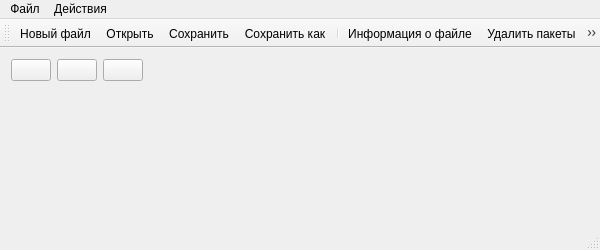
Old version of the form ip-phone-van/mainwindow.ui in the repository Warchant/ip-phone.
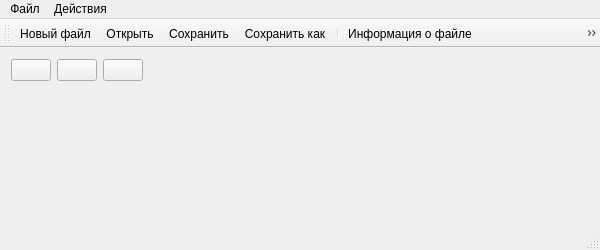
New version of the form. Icons and pictures are not drawn. Custom widgets are drawn as their Qt base class.

Commit message: +dialog_packets, #AudioIO, #AudioOutput, #mainwindow

What changed in the file:
```diff
--- a/ip-phone-van/mainwindow.ui
+++ b/ip-phone-van/mainwindow.ui
@@ -193,7 +193,7 @@
    <addaction name="action_saveas"/>
    <addaction name="separator"/>
    <addaction name="action_info"/>
-   <addaction name="actionPacketDelete"/>
+   <addaction name="action"/>
    <addaction name="actionPacketRecover"/>
   </widget>
   <action name="action_new">
@@ -250,7 +250,7 @@
      <normaloff>:/recources/buttons/buttonDelete.png</normaloff>:/recources/buttons/buttonDelete.png</iconset>
    </property>
    <property name="text">
-    <string>Удалить пакеты</string>
+    <string>Параметры удаления пакетов</string>
    </property>
   </action>
   <action name="actionPacketRecover">
@@ -259,7 +259,7 @@
      <normaloff>:/recources/buttons/buttonRecover.png</normaloff>:/recources/buttons/buttonRecover.png</iconset>
    </property>
    <property name="text">
-    <string>Восстановить пакеты</string>
+    <string>Параметры восстановления пакетов</string>
    </property>
   </action>
   <action name="action_info">
```
Left out of the diff: 4 changed lines with no effect on the pictures. The commit also changes 9 other files.
